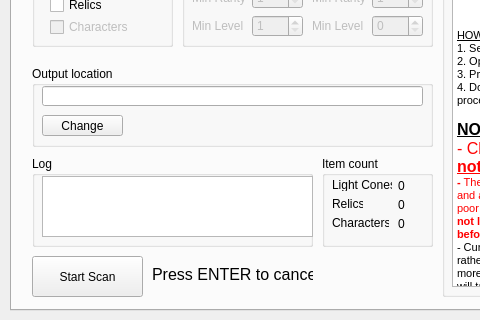
This is src/ui/hsr_scanner.ui in kel-z/HSR-Scanner as Qt 5 draws it before an edit; both pictures show x 0 to 480 and y 110 to 430 of the 700 by 430 pixel window. The edited form follows.
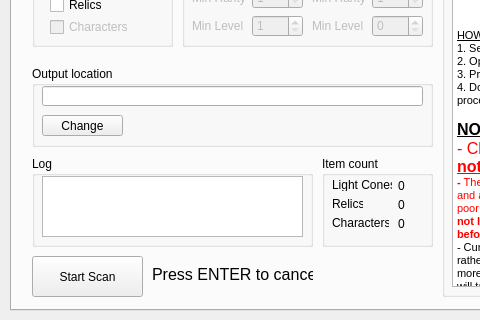
This is the edited form.

What changed in the file:
```diff
--- a/src/ui/hsr_scanner.ui
+++ b/src/ui/hsr_scanner.ui
@@ -455,7 +455,7 @@
         <rect>
          <x>10</x>
          <y>20</y>
-         <width>271</width>
+         <width>261</width>
          <height>61</height>
         </rect>
        </property>
```
